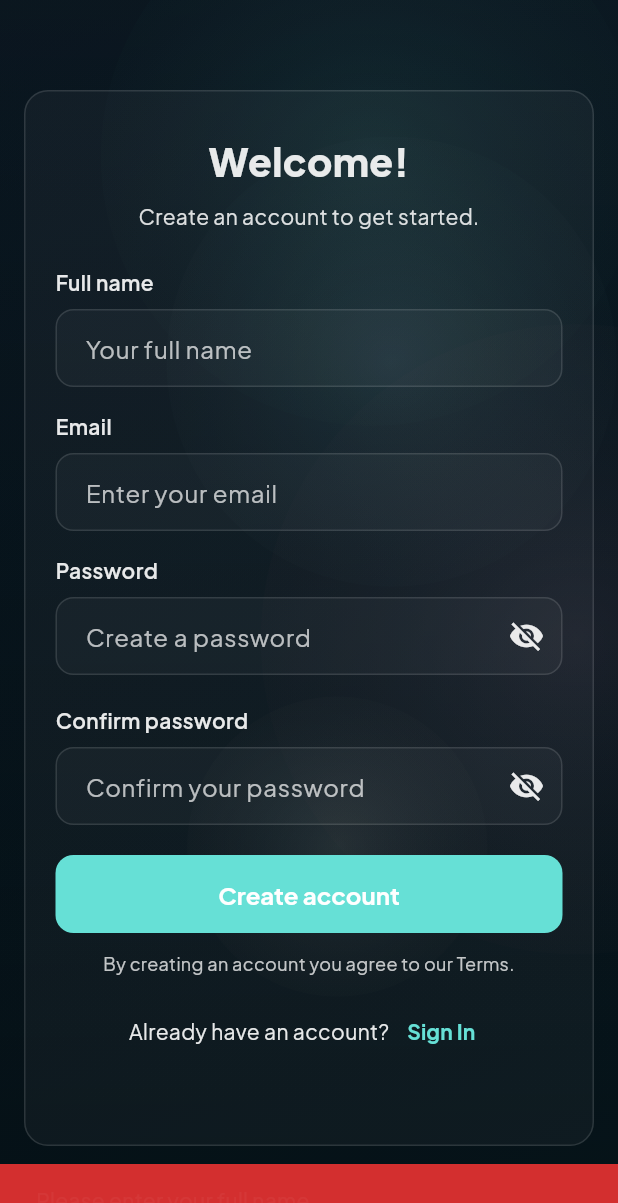
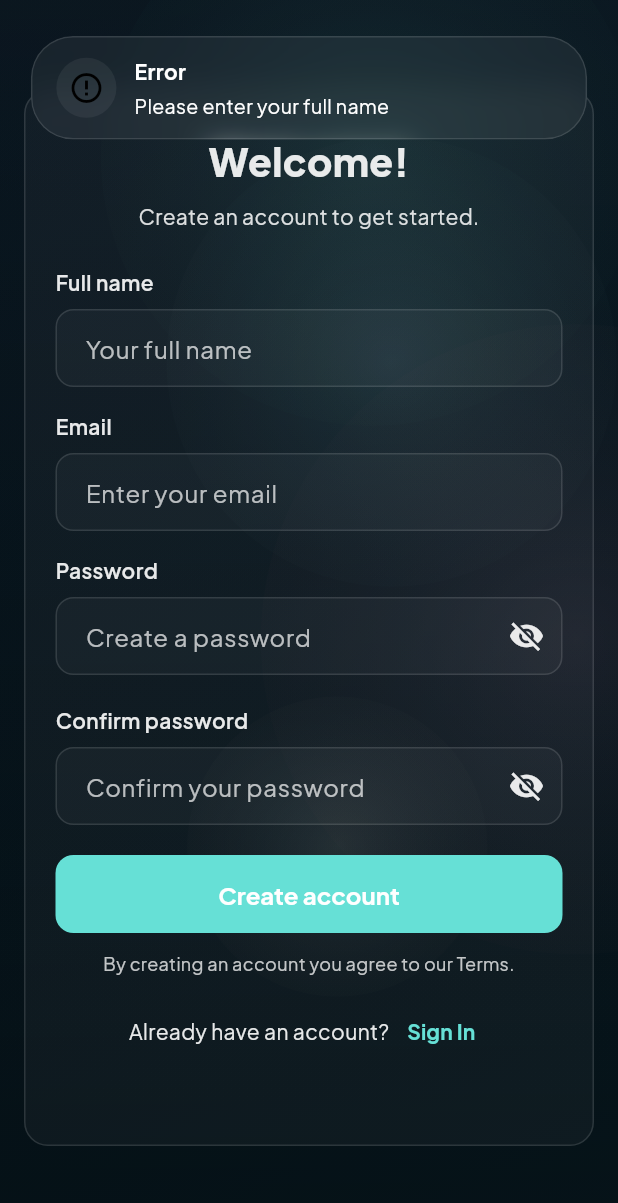
Before and after one commit to robertemi/HostMe, a Flutter app: the RegisterScreen screen opened directly, after a tap on "Create account", on a phone screen of 412 x 824 dp. Shown: the top 1203 px of the screen. Run offline on Flutter 3.47's test engine with Material 3 defaults, Android fonts, the phone set to English and light mode, and no system bars; our stand-ins replace flutter_map, flutter_svg, google_fonts, google_sign_in, latlong2, supabase_flutter; accounts and stored records are empty.

Commit message:
quality of life + error handling styling

```diff
--- a/lib/screens/account_setup_screen.dart
+++ b/lib/screens/account_setup_screen.dart
@@ -2,6 +2,7 @@ import 'package:flutter/material.dart';
 import 'package:google_fonts/google_fonts.dart';
 import 'package:supabase_flutter/supabase_flutter.dart';
 import '../services/profile_service.dart';
+import '../utils/notifications.dart';
 import '../models/profile_model.dart';
 import 'root_shell.dart';
 import '../widgets/common/labeled_slider.dart';
@@ -77,7 +78,6 @@ class _AccountSetupScreenState extends State<AccountSetupScreen> {
     // Only rebuild to update Next button enabled state.
     if (mounted) setState(() {});
   }
-
   @override
   void dispose() {
     _avatarUrlCtrl.removeListener(_onFieldChanged);
@@ -136,22 +136,20 @@ class _AccountSetupScreenState extends State<AccountSetupScreen> {
       await _profileService.upsertProfile(profile);
       if (!mounted) return;
       // Persist succeeded — notify user and navigate into the app shell.
-      ScaffoldMessenger.of(context).showSnackBar(
-        const SnackBar(content: Text("You're all set!")),
-      );
+      await showAppSuccess(context, "You're all set!");
+      // Debug: confirm navigation will be attempted
+      // ignore: avoid_print
+      print('[AccountSetup] profile upsert succeeded for user=${profile.id}');
 
       Navigator.of(context).pushAndRemoveUntil(
         MaterialPageRoute(builder: (_) => const RootShell()),
         (route) => false,
       );
     } catch (e) {
+      // ignore: avoid_print
+      print('[AccountSetup] error saving profile: $e');
       if (mounted) {
-        ScaffoldMessenger.of(context).showSnackBar(
-          SnackBar(
-            content: Text('Error saving profile: ${e.toString()}'),
-            backgroundColor: Theme.of(context).colorScheme.error,
-          ),
-        );
+        await showAppError(context, 'Error saving profile: ${e.toString()}', actionLabel: 'Retry', onAction: _submit);
       }
     } finally {
       if (mounted) setState(() => _submitting = false);
--- a/lib/screens/login_screen.dart
+++ b/lib/screens/login_screen.dart
@@ -7,6 +7,7 @@ import 'register_screen.dart';
 import 'root_shell.dart';
 import 'account_setup_screen.dart';
 import '../services/profile_service.dart';
+import '../utils/notifications.dart';
 
 class LoginScreen extends StatefulWidget {
   const LoginScreen({super.key});
@@ -39,16 +40,11 @@ class _LoginScreenState extends State<LoginScreen> {
 
     setState(() => _isLoading = true);
     try {
-  final response = await _authService.signIn(email: email, password: password);
+      final response = await _authService.signIn(email: email, password: password);
       if (!mounted) return;
       if (response.user != null) {
-        // Show a success snackbar (green).
-        ScaffoldMessenger.of(context).showSnackBar(
-          const SnackBar(
-            content: Text('Login successful!'),
-            backgroundColor: Color(0xFF388E3C),
-          ),
-        );
+        // Show a success banner/snack
+        await showAppSuccess(context, 'Login successful!');
 
         // Check whether the user's profile is complete. If it is, navigate to
         // the persistent RootShell so the bottom navigation and PageView are
@@ -77,7 +73,7 @@ class _LoginScreenState extends State<LoginScreen> {
 
   void _showError(String message) {
     if (mounted) {
-      ScaffoldMessenger.of(context).showSnackBar(SnackBar(content: Text(message), backgroundColor: Theme.of(context).colorScheme.error));
+      showAppError(context, message);
     }
   }
 
@@ -179,7 +175,7 @@ class _LoginScreenState extends State<LoginScreen> {
                           final response = await _authService.signInWithGoogleNative();
                           if (!mounted) return;
                           if (response.user != null) {
-                            ScaffoldMessenger.of(context).showSnackBar(const SnackBar(content: Text('Google sign-in successful!')));
+                            await showAppSuccess(context, 'Google sign-in successful!');
                             Navigator.of(context).pushAndRemoveUntil(
                               MaterialPageRoute(builder: (_) => const RootShell()),
                               (route) => false,
--- a/lib/screens/register_screen.dart
+++ b/lib/screens/register_screen.dart
@@ -3,6 +3,7 @@ import 'package:google_fonts/google_fonts.dart';
 import 'package:supabase_flutter/supabase_flutter.dart';
 import '../services/auth_service.dart';
 import 'account_setup_screen.dart';
+import '../utils/notifications.dart';
 
 class RegisterScreen extends StatefulWidget {
   const RegisterScreen({super.key});
@@ -116,13 +117,8 @@ class _RegisterScreenState extends State<RegisterScreen> {
       if (!mounted) return;
 
       if (response.user != null) {
-        // Show success message
-        ScaffoldMessenger.of(context).showSnackBar(
-          const SnackBar(content: Text('Account created! Please check your email to verify.'), backgroundColor: Color(0xFF388E3C)),
-        );
-
-        // Navigate to account setup so the user can complete their profile
-        // After account setup completes the app will route into RootShell.
+        // Show success message then navigate to account setup.
+        await showAppSuccess(context, 'Account created! Please check your email to verify.');
         Navigator.of(context).pushReplacement(
           MaterialPageRoute(builder: (_) => const AccountSetupScreen()),
         );
@@ -141,12 +137,7 @@ class _RegisterScreenState extends State<RegisterScreen> {
   }
 
   void _showError(String message) {
-    ScaffoldMessenger.of(context).showSnackBar(
-      SnackBar(
-        content: Text(message),
-        backgroundColor: const Color(0xFFD32F2F),
-      ),
-    );
+    showAppError(context, message);
   }
 
   @override
--- /dev/null
+++ b/lib/utils/notifications.dart
@@ -0,0 +1,149 @@
+import 'dart:async';
+import 'package:flutter/material.dart';
+import '../widgets/glass_banner.dart';
+
+/// Show an animated overlay banner from the top-center. The banner fades and
+/// slides in from slightly above, and is dismissed after [duration] or when
+/// [dismiss] is called. The visual is transparent with white text by default.
+Future<void> showAppBanner(
+  BuildContext context, {
+  required IconData icon,
+  required String title,
+  required String message,
+  required Color accentColor,
+  required Color iconColor,
+  Duration duration = const Duration(seconds: 3),
+  VoidCallback? onAction,
+  String? actionLabel,
+}) async {
+  final overlay = Overlay.of(context);
+
+  final entry = OverlayEntry(builder: (ctx) {
+    return _AnimatedBannerOverlay(
+      icon: icon,
+      title: title,
+      message: message,
+      accentColor: accentColor,
+      iconColor: iconColor,
+      actionLabel: actionLabel,
+      onAction: onAction,
+    );
+  });
+
+  overlay.insert(entry);
+
+  // Auto-dismiss after duration
+  Timer(duration, () {
+    if (!entry.mounted) return;
+    entry.remove();
+  });
+}
+
+Future<void> showAppError(BuildContext context, String message, {String? actionLabel, VoidCallback? onAction, Duration duration = const Duration(seconds: 4)}) async {
+  await showAppBanner(
+    context,
+    icon: Icons.error_outline,
+    title: 'Error',
+    message: message,
+    accentColor: Theme.of(context).colorScheme.error,
+    iconColor: Theme.of(context).colorScheme.onError,
+    actionLabel: actionLabel,
+    onAction: onAction,
+    duration: duration,
+  );
+}
+
+Future<void> showAppSuccess(BuildContext context, String message, {Duration duration = const Duration(seconds: 2)}) async {
+  await showAppBanner(
+    context,
+    icon: Icons.check_circle_outline,
+    title: 'Success',
+    message: message,
+    accentColor: Theme.of(context).colorScheme.primary,
+    iconColor: Theme.of(context).colorScheme.onPrimary,
+    duration: duration,
+  );
+}
+
+class _AnimatedBannerOverlay extends StatefulWidget {
+  const _AnimatedBannerOverlay({
+    Key? key,
+    required this.icon,
+    required this.title,
+    required this.message,
+    required this.accentColor,
+    required this.iconColor,
+    this.actionLabel,
+    this.onAction,
+  }) : super(key: key);
+
+  final IconData icon;
+  final String title;
+  final String message;
+  final Color accentColor;
+  final Color iconColor;
+  final String? actionLabel;
+  final VoidCallback? onAction;
+
+  @override
+  State<_AnimatedBannerOverlay> createState() => _AnimatedBannerOverlayState();
+}
+
+class _AnimatedBannerOverlayState extends State<_AnimatedBannerOverlay> with SingleTickerProviderStateMixin {
+  late final AnimationController _ctrl = AnimationController(vsync: this, duration: const Duration(milliseconds: 380));
+  late final Animation<double> _fade = CurvedAnimation(parent: _ctrl, curve: Curves.easeOut);
+  late final Animation<Offset> _slide = Tween(begin: const Offset(0, -0.18), end: Offset.zero).animate(CurvedAnimation(parent: _ctrl, curve: Curves.easeOut));
+  late final Animation<double> _scale = Tween(begin: 0.98, end: 1.0).animate(CurvedAnimation(parent: _ctrl, curve: Curves.easeOutBack));
+
+  @override
+  void initState() {
+    super.initState();
+    _ctrl.forward();
+  }
+
+  @override
+  void dispose() {
+    _ctrl.dispose();
+    super.dispose();
+  }
+
+  @override
+  Widget build(BuildContext context) {
+    final width = MediaQuery.of(context).size.width;
+    return Positioned(
+      top: 24,
+      left: 0,
+      right: 0,
+      child: SafeArea(
+        top: true,
+        child: Center(
+          child: SlideTransition(
+            position: _slide,
+            child: FadeTransition(
+              opacity: _fade,
+              child: ScaleTransition(
+                scale: _scale,
+                child: ConstrainedBox(
+                  constraints: BoxConstraints(maxWidth: width * 0.9),
+                  child: GlassBanner(
+                    icon: widget.icon,
+                    title: widget.title,
+                    message: widget.message,
+                    background: widget.accentColor,
+                    iconColor: widget.iconColor,
+                    titleColor: Colors.white,
+                    messageColor: Colors.white,
+                    surfaceOpacity: 0.06, // subtle frosted surface
+                    iconBackgroundColor: Colors.white.withOpacity(0.06),
+                    actionLabel: widget.actionLabel,
+                    onAction: widget.onAction,
+                  ),
+                ),
+              ),
+            ),
+          ),
+        ),
+      ),
+    );
+  }
+}
--- /dev/null
+++ b/lib/widgets/glass_banner.dart
@@ -0,0 +1,86 @@
+import 'dart:ui';
+import 'package:flutter/material.dart';
+import 'package:google_fonts/google_fonts.dart';
+
+class GlassBanner extends StatelessWidget {
+  const GlassBanner({
+    super.key,
+    required this.icon,
+    required this.title,
+    required this.message,
+    required this.background,
+    required this.iconColor,
+    this.actionLabel,
+    this.onAction,
+    this.titleColor,
+    this.messageColor,
+    this.surfaceOpacity,
+    this.iconBackgroundColor,
+  });
+
+  final IconData icon;
+  final String title;
+  final String message;
+  final Color background;
+  final Color iconColor;
+  final String? actionLabel;
+  final VoidCallback? onAction;
+  final Color? titleColor;
+  final Color? messageColor;
+  final double? surfaceOpacity;
+  final Color? iconBackgroundColor;
+
+  @override
+  Widget build(BuildContext context) {
+    final theme = Theme.of(context);
+    return SafeArea(
+      bottom: false,
+      child: Center(
+        child: ClipRRect(
+          borderRadius: BorderRadius.circular(28),
+          child: BackdropFilter(
+            filter: ImageFilter.blur(sigmaX: 10, sigmaY: 10),
+            child: Material(
+              color: theme.cardColor.withOpacity(surfaceOpacity ?? 0.95),
+              child: Container(
+                padding: const EdgeInsets.symmetric(vertical: 12, horizontal: 16),
+                decoration: BoxDecoration(
+                  // subtle border to separate from background when needed
+                  borderRadius: BorderRadius.circular(28),
+                  border: Border.all(color: theme.dividerColor.withOpacity(0.12)),
+                ),
+              child: Row(
+                children: [
+                  Container(
+                    padding: const EdgeInsets.all(8),
+                    decoration: BoxDecoration(
+                      color: iconBackgroundColor ?? background.withOpacity(0.12),
+                      shape: BoxShape.circle,
+                    ),
+                    child: Icon(icon, color: iconColor),
+                  ),
+                  const SizedBox(width: 12),
+                  Expanded(
+                    child: Column(
+                      crossAxisAlignment: CrossAxisAlignment.start,
+                      children: [
+                        Text(title, style: GoogleFonts.plusJakartaSans(fontWeight: FontWeight.w700, color: titleColor ?? theme.colorScheme.onSurface)),
+                        const SizedBox(height: 4),
+                        Text(message, style: GoogleFonts.plusJakartaSans(fontSize: 13, color: messageColor ?? theme.colorScheme.onSurface.withOpacity(0.9))),
+                      ],
+                    ),
+                  ),
+                  if (actionLabel != null && onAction != null) ...[
+                    const SizedBox(width: 8),
+                    TextButton(onPressed: onAction, child: Text(actionLabel!, style: TextStyle(color: theme.colorScheme.primary))),
+                  ]
+                ],
+              ),
+            ),
+          ),
+        ),
+      ),
+    ),
+    );
+  }
+}
```
